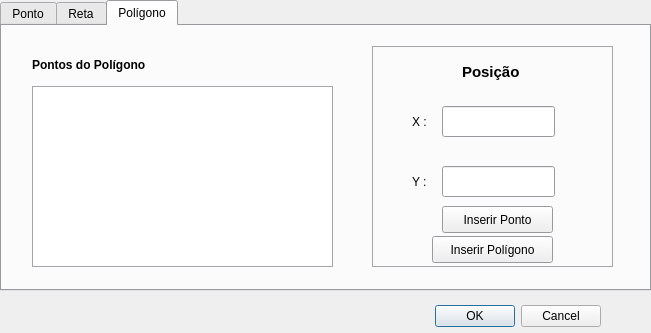
Before: the Qt Designer form dialog.ui in renannetto/sistema-grafico-interativo, drawn with Qt 5.
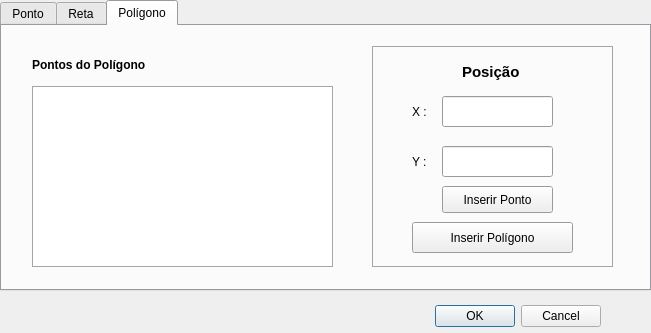
After: the same form once the commit is applied. The open tabs and pages were chosen to show the change.

```diff
--- a/dialog.ui
+++ b/dialog.ui
@@ -430,7 +430,7 @@
       <property name="geometry">
        <rect>
         <x>40</x>
-        <y>60</y>
+        <y>50</y>
         <width>21</width>
         <height>31</height>
        </rect>
@@ -443,8 +443,8 @@
       <property name="geometry">
        <rect>
         <x>70</x>
-        <y>60</y>
-        <width>113</width>
+        <y>50</y>
+        <width>111</width>
         <height>31</height>
        </rect>
       </property>
@@ -456,7 +456,7 @@
       <property name="geometry">
        <rect>
         <x>40</x>
-        <y>120</y>
+        <y>100</y>
         <width>21</width>
         <height>31</height>
        </rect>
@@ -469,8 +469,8 @@
       <property name="geometry">
        <rect>
         <x>70</x>
-        <y>120</y>
-        <width>113</width>
+        <y>100</y>
+        <width>111</width>
         <height>31</height>
        </rect>
       </property>
@@ -482,7 +482,7 @@
       <property name="geometry">
        <rect>
         <x>70</x>
-        <y>160</y>
+        <y>140</y>
         <width>111</width>
         <height>27</height>
        </rect>
@@ -494,10 +494,10 @@
      <widget class="QPushButton" name="pushButton_4">
       <property name="geometry">
        <rect>
-        <x>60</x>
-        <y>190</y>
-        <width>121</width>
-        <height>27</height>
+        <x>40</x>
+        <y>176</y>
+        <width>161</width>
+        <height>31</height>
        </rect>
       </property>
       <property name="text">
```
Left out of the diff: 2 changed lines with no effect on the pictures.
